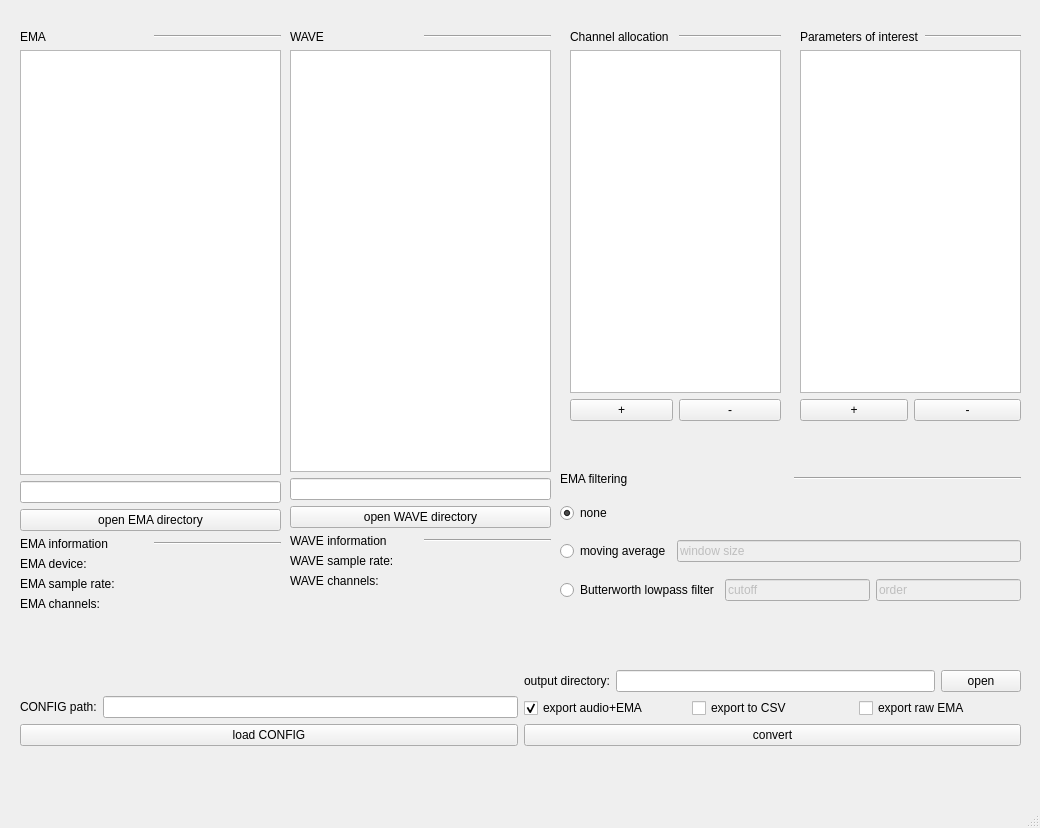
Old version of the form src/ema2wav_gui.ui in the repository phbuech/ema2wav.
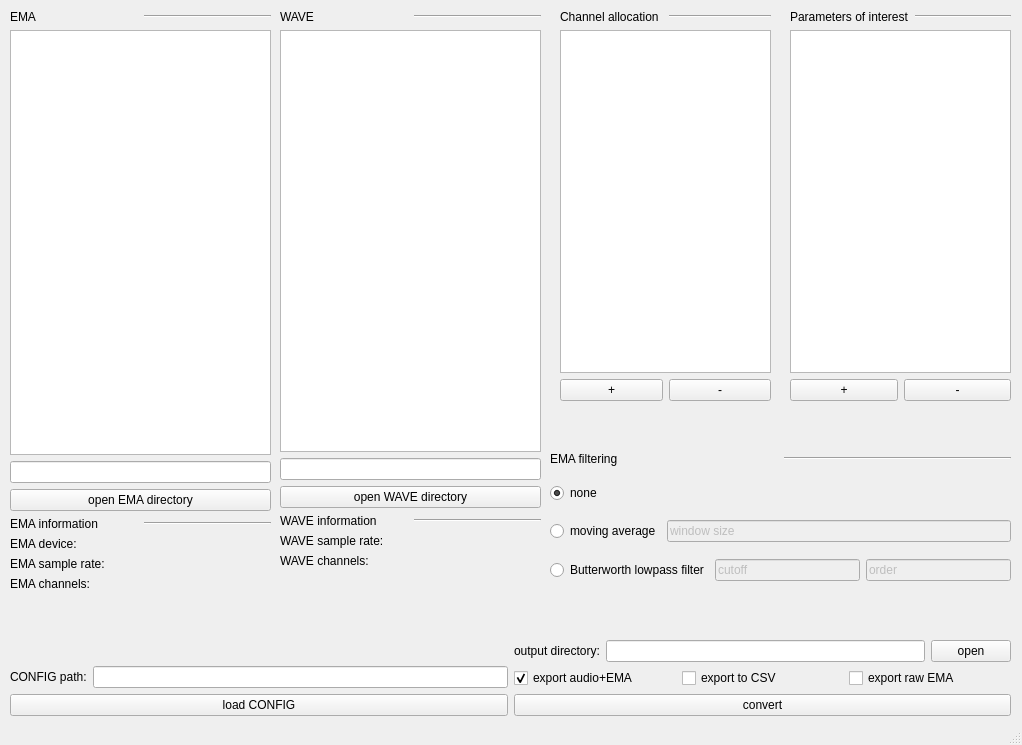
New version of the form.

Diff of the .ui file:
```diff
--- a/src/ema2wav_gui.ui
+++ b/src/ema2wav_gui.ui
@@ -6,8 +6,8 @@
    <rect>
     <x>0</x>
     <y>0</y>
-    <width>1040</width>
-    <height>828</height>
+    <width>1022</width>
+    <height>745</height>
    </rect>
   </property>
   <property name="windowTitle">
@@ -17,8 +17,8 @@
    <widget class="QWidget" name="verticalLayoutWidget_5">
     <property name="geometry">
      <rect>
-      <x>20</x>
-      <y>30</y>
+      <x>10</x>
+      <y>10</y>
       <width>261</width>
       <height>581</height>
      </rect>
@@ -147,8 +147,8 @@
    <widget class="QWidget" name="verticalLayoutWidget_6">
     <property name="geometry">
      <rect>
-      <x>290</x>
-      <y>30</y>
+      <x>280</x>
+      <y>10</y>
       <width>261</width>
       <height>581</height>
      </rect>
@@ -275,8 +275,8 @@
    <widget class="QWidget" name="verticalLayoutWidget_3">
     <property name="geometry">
      <rect>
-      <x>570</x>
-      <y>30</y>
+      <x>560</x>
+      <y>10</y>
       <width>211</width>
       <height>391</height>
      </rect>
@@ -326,8 +326,8 @@
    <widget class="QWidget" name="verticalLayoutWidget_7">
     <property name="geometry">
      <rect>
-      <x>800</x>
-      <y>30</y>
+      <x>790</x>
+      <y>10</y>
       <width>221</width>
       <height>391</height>
      </rect>
@@ -377,8 +377,8 @@
    <widget class="QWidget" name="verticalLayoutWidget_8">
     <property name="geometry">
      <rect>
-      <x>560</x>
-      <y>461</y>
+      <x>550</x>
+      <y>441</y>
       <width>461</width>
       <height>151</height>
      </rect>
@@ -492,8 +492,8 @@
    <widget class="QWidget" name="horizontalLayoutWidget_13">
     <property name="geometry">
      <rect>
-      <x>20</x>
-      <y>630</y>
+      <x>10</x>
+      <y>600</y>
       <width>1001</width>
       <height>116</height>
      </rect>
```
Left out of the diff: 10 changed lines with no effect on the pictures.
